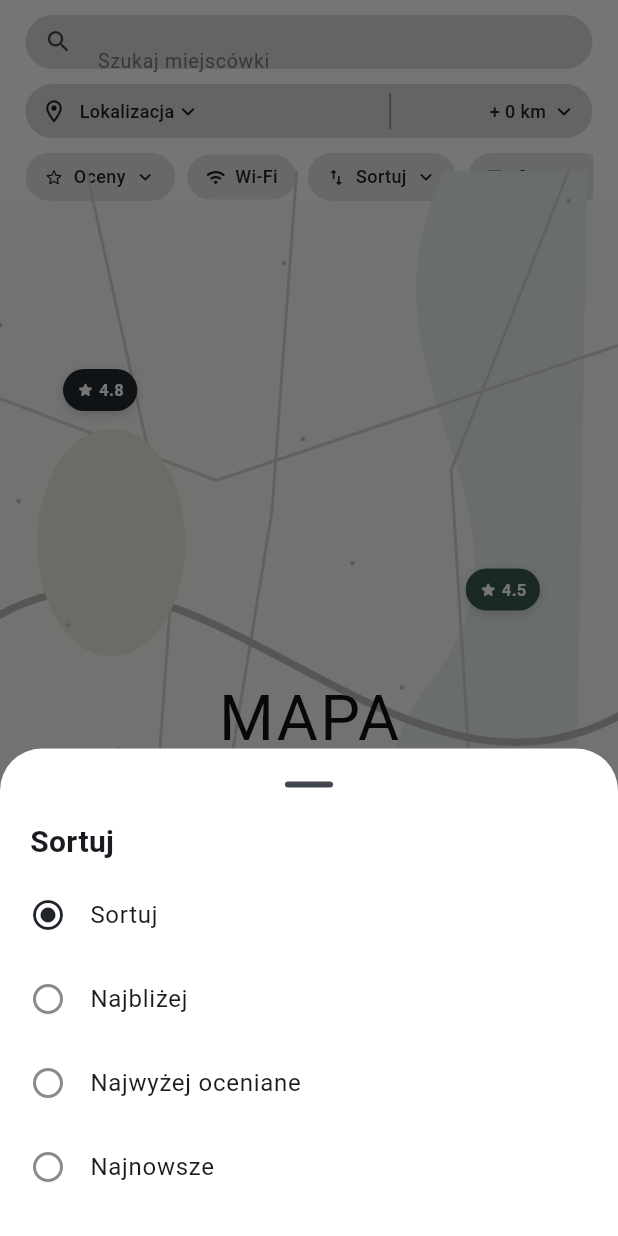
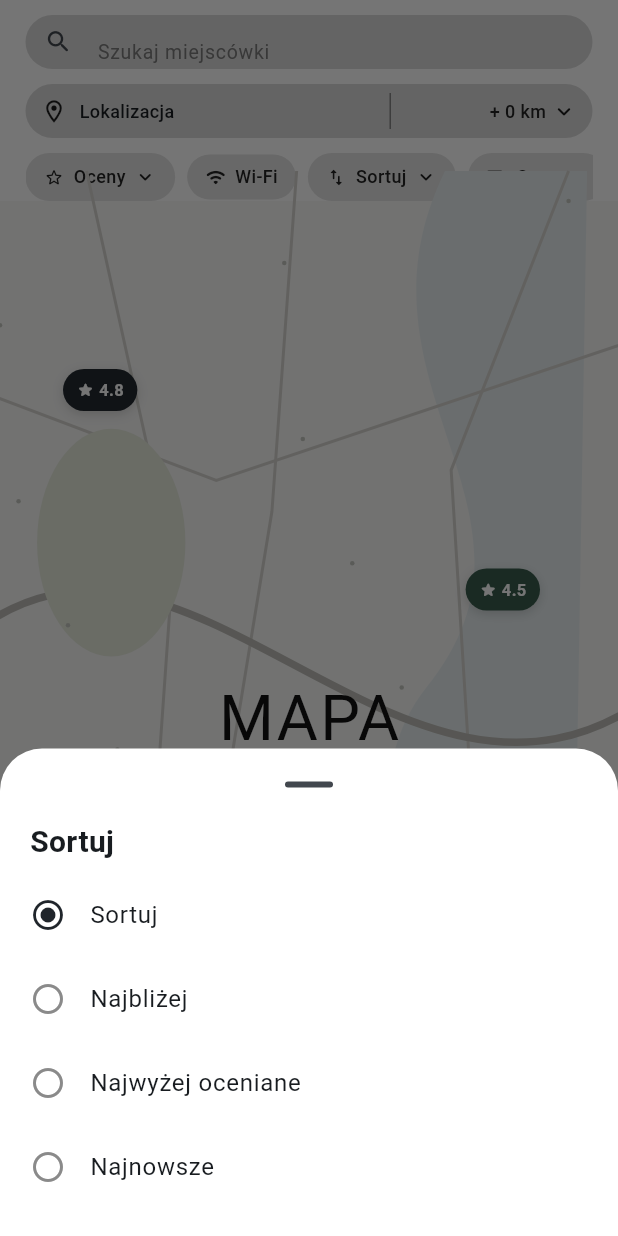
Before and after one commit to Lucjuszo/HackYeah_2026, a Flutter app: the screen it shows after launch, after a tap on "Sortuj", on a phone screen of 412 x 824 dp. Run offline on Flutter 3.47's test engine with Material 3 defaults, Android fonts, the phone set to English and light mode, and no system bars; Roboto replaces fonts that are missing (Arial).

Commit message:
Button fix

```diff
--- a/frontend/lib/main.dart
+++ b/frontend/lib/main.dart
@@ -281,7 +281,10 @@ class _MapHomePageState extends State<MapHomePage> {
                 hintText: 'Szukaj miejscówki',
                 hintStyle: TextStyle(color: Color(0xFF7A7A7A), fontSize: 13),
                 prefixIcon: Icon(Icons.search_rounded, size: 19),
-                prefixIconConstraints: BoxConstraints(minWidth: 44),
+                prefixIconConstraints: BoxConstraints(
+                  minWidth: 44,
+                  minHeight: 36,
+                ),
                 contentPadding: EdgeInsets.zero,
                 border: InputBorder.none,
               ),
@@ -318,10 +321,6 @@ class _MapHomePageState extends State<MapHomePage> {
                                 fontWeight: FontWeight.w500,
                               ),
                             ),
-                          ),
-                          const Icon(
-                            Icons.keyboard_arrow_down_rounded,
-                            size: 18,
                           ),
                         ],
                       ),
```
